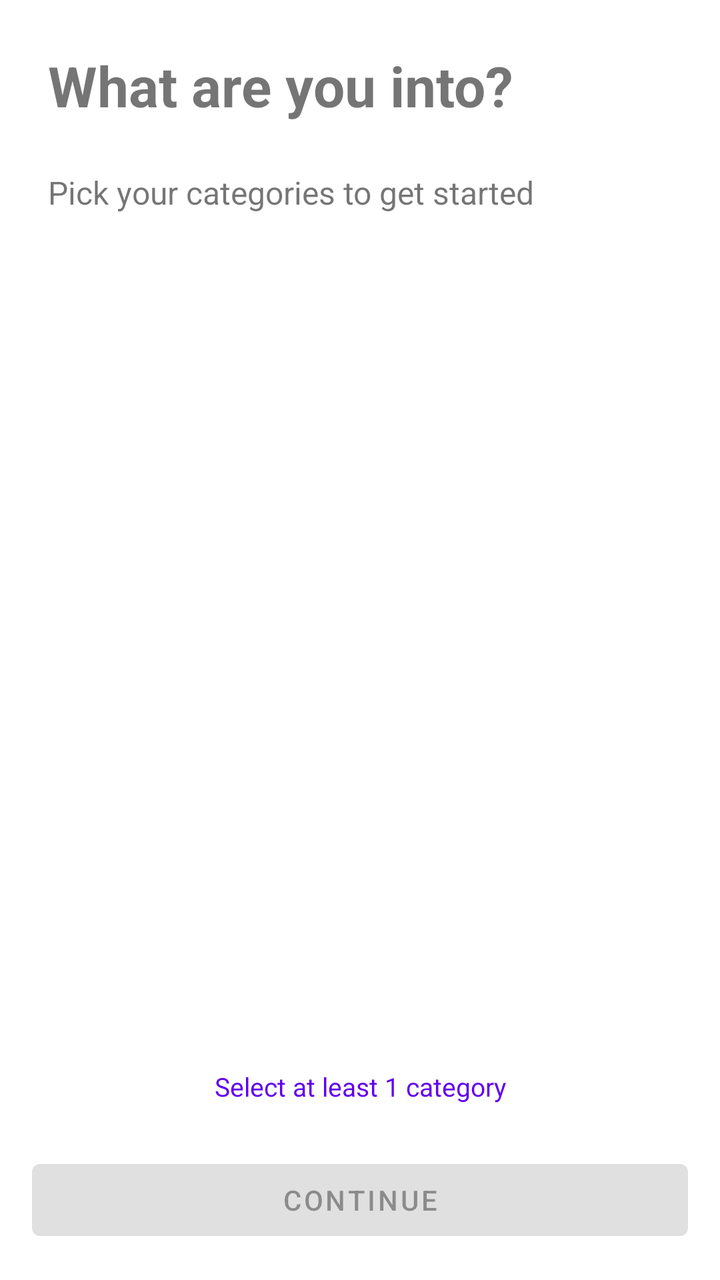
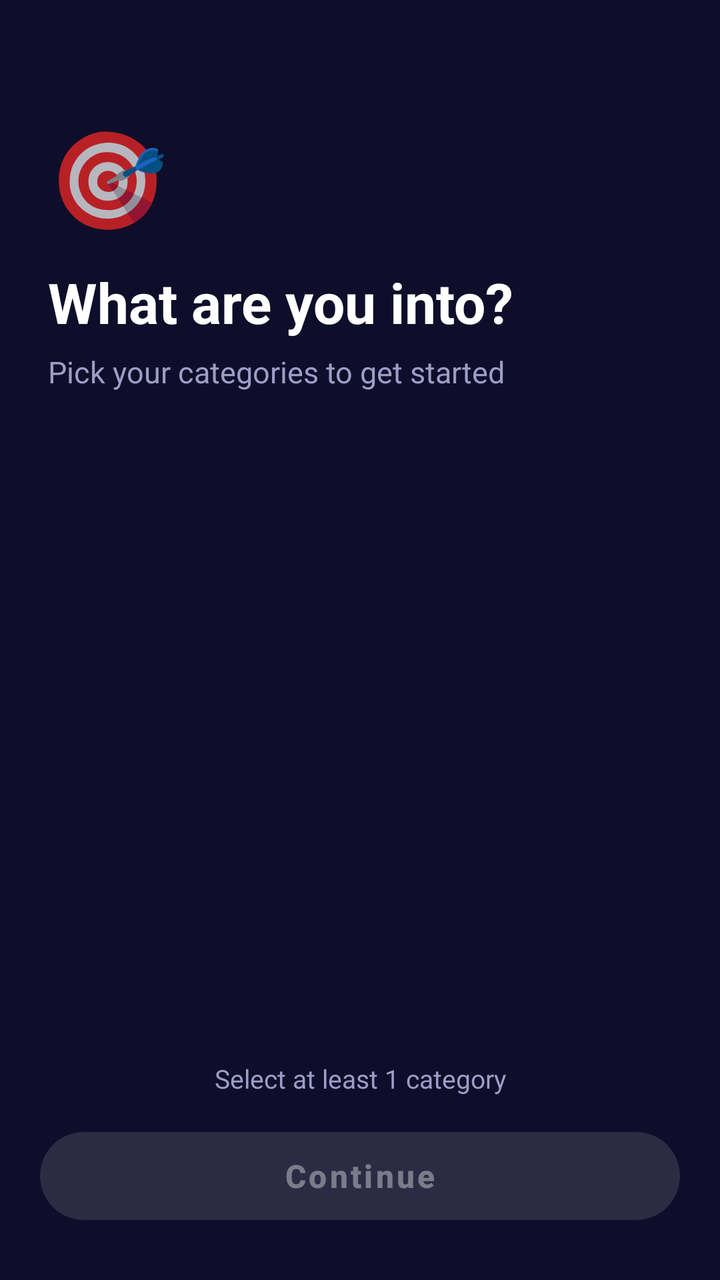

Compare the two renders of this Android layout. The source of the first and the diff that turns it into the second are given below.
<!-- AndroidManifest.xml: application theme Theme.HzAppOn -->
<!-- res/layout/activity_onboarding.xml -->
<?xml version="1.0" encoding="utf-8"?>
<LinearLayout xmlns:android="http://schemas.android.com/apk/res/android"
    android:layout_width="match_parent"
    android:layout_height="match_parent"
    android:orientation="vertical">

    <TextView
        android:layout_width="wrap_content"
        android:layout_height="wrap_content"
        android:layout_margin="24dp"
        android:text="@string/onboarding_title"
        android:textSize="28sp"
        android:textStyle="bold" />

    <TextView
        android:layout_width="wrap_content"
        android:layout_height="wrap_content"
        android:layout_marginHorizontal="24dp"
        android:layout_marginBottom="16dp"
        android:text="@string/onboarding_subtitle"
        android:textSize="16sp" />

    <androidx.recyclerview.widget.RecyclerView
        android:id="@+id/recyclerCategories"
        android:layout_width="match_parent"
        android:layout_height="0dp"
        android:layout_weight="1" />

    <TextView
        android:id="@+id/textSelectHint"
        android:layout_width="match_parent"
        android:layout_height="wrap_content"
        android:gravity="center"
        android:padding="8dp"
        android:text="@string/onboarding_select_hint"
        android:textSize="13sp"
        android:textColor="?attr/colorPrimary" />

    <Button
        android:id="@+id/btnContinue"
        android:layout_width="match_parent"
        android:layout_height="wrap_content"
        android:layout_margin="16dp"
        android:enabled="false"
        android:text="@string/onboarding_continue" />

</LinearLayout>
<!-- resources referenced by this layout -->
<resources>
  <string name="onboarding_continue">Continue</string>
  <string name="onboarding_select_hint">Select at least 1 category</string>
  <string name="onboarding_subtitle">Pick your categories to get started</string>
  <string name="onboarding_title">What are you into?</string>
  <style name="Theme.HzAppOn" parent="Theme.MaterialComponents.DayNight.DarkActionBar">
          <item name="colorPrimary">@color/purple_500</item>
          <item name="colorPrimaryVariant">@color/purple_700</item>
          <item name="colorOnPrimary">@color/white</item>
          <item name="colorSecondary">@color/teal_200</item>
          <item name="colorSecondaryVariant">@color/teal_700</item>
          <item name="colorOnSecondary">@color/black</item>
          <item name="android:statusBarColor" tools:targetApi="l">?attr/colorPrimaryVariant</item>
      </style>
  <color name="purple_500">#FF6200EE</color>
  <color name="purple_700">#FF3700B3</color>
  <color name="white">#FFFFFFFF</color>
  <color name="teal_200">#FF03DAC5</color>
  <color name="teal_700">#FF018786</color>
  <color name="black">#FF000000</color>
</resources>

<!-- the commit's change to res/layout/activity_onboarding.xml (unified diff, before → after) -->
@@ -1,47 +1,82 @@
 <?xml version="1.0" encoding="utf-8"?>
 <LinearLayout xmlns:android="http://schemas.android.com/apk/res/android"
+    xmlns:app="http://schemas.android.com/apk/res-auto"
     android:layout_width="match_parent"
     android:layout_height="match_parent"
-    android:orientation="vertical">
+    android:orientation="vertical"
+    android:background="@color/background">
 
-    <TextView
-        android:layout_width="wrap_content"
+    <LinearLayout
+        android:layout_width="match_parent"
         android:layout_height="wrap_content"
-        android:layout_margin="24dp"
-        android:text="@string/onboarding_title"
-        android:textSize="28sp"
-        android:textStyle="bold" />
+        android:orientation="vertical"
+        android:paddingHorizontal="24dp"
+        android:paddingTop="56dp"
+        android:paddingBottom="16dp">
 
-    <TextView
-        android:layout_width="wrap_content"
-        android:layout_height="wrap_content"
-        android:layout_marginHorizontal="24dp"
-        android:layout_marginBottom="16dp"
-        android:text="@string/onboarding_subtitle"
-        android:textSize="16sp" />
+        <TextView
+            android:layout_width="wrap_content"
+            android:layout_height="wrap_content"
+            android:text="🎯"
+            android:textSize="48sp"
+            android:layout_marginBottom="12dp" />
+
+        <TextView
+            android:layout_width="wrap_content"
+            android:layout_height="wrap_content"
+            android:text="@string/onboarding_title"
+            android:textColor="@color/text_primary"
+            android:textSize="28sp"
+            android:textStyle="bold"
+            android:layout_marginBottom="6dp" />
+
+        <TextView
+            android:layout_width="wrap_content"
+            android:layout_height="wrap_content"
+            android:text="@string/onboarding_subtitle"
+            android:textColor="@color/text_secondary"
+            android:textSize="15sp" />
+
+    </LinearLayout>
 
     <androidx.recyclerview.widget.RecyclerView
         android:id="@+id/recyclerCategories"
         android:layout_width="match_parent"
         android:layout_height="0dp"
-        android:layout_weight="1" />
+        android:layout_weight="1"
+        android:clipToPadding="false"
+        android:paddingVertical="4dp" />
 
-    <TextView
-        android:id="@+id/textSelectHint"
+    <LinearLayout
         android:layout_width="match_parent"
         android:layout_height="wrap_content"
-        android:gravity="center"
-        android:padding="8dp"
-        android:text="@string/onboarding_select_hint"
-        android:textSize="13sp"
-        android:textColor="?attr/colorPrimary" />
+        android:orientation="vertical"
+        android:paddingHorizontal="20dp"
+        android:paddingBottom="24dp"
+        android:paddingTop="8dp">
 
-    <Button
-        android:id="@+id/btnContinue"
-        android:layout_width="match_parent"
-        android:layout_height="wrap_content"
-        android:layout_margin="16dp"
-        android:enabled="false"
-        android:text="@string/onboarding_continue" />
+        <TextView
+            android:id="@+id/textSelectHint"
+            android:layout_width="match_parent"
+            android:layout_height="wrap_content"
+            android:gravity="center"
+            android:paddingBottom="12dp"
+            android:text="@string/onboarding_select_hint"
+            android:textSize="13sp"
+            android:textColor="@color/text_secondary"
+            android:visibility="visible" />
+
+        <com.google.android.material.button.MaterialButton
+            android:id="@+id/btnContinue"
+            android:layout_width="match_parent"
+            android:layout_height="56dp"
+            android:enabled="false"
+            android:text="@string/onboarding_continue"
+            android:textSize="16sp"
+            android:textStyle="bold"
+            android:textAllCaps="false"
+            app:cornerRadius="28dp" />
+
+    </LinearLayout>
 
 </LinearLayout>
<!-- resource entries referenced after the edit -->
@@ -1,23 +1,31 @@
 <!-- resources referenced by this layout -->
 <resources>
+  <color name="background">#0F0E2A</color>
+  <color name="text_primary">#FFFFFF</color>
+  <color name="text_secondary">#9D9DC7</color>
   <string name="onboarding_continue">Continue</string>
   <string name="onboarding_select_hint">Select at least 1 category</string>
   <string name="onboarding_subtitle">Pick your categories to get started</string>
   <string name="onboarding_title">What are you into?</string>
-  <style name="Theme.HzAppOn" parent="Theme.MaterialComponents.DayNight.DarkActionBar">
-          <item name="colorPrimary">@color/purple_500</item>
-          <item name="colorPrimaryVariant">@color/purple_700</item>
+  <style name="Theme.HzAppOn" parent="Theme.MaterialComponents.NoActionBar">
+          <item name="colorPrimary">@color/primary</item>
+          <item name="colorPrimaryVariant">@color/primary_dark</item>
           <item name="colorOnPrimary">@color/white</item>
-          <item name="colorSecondary">@color/teal_200</item>
-          <item name="colorSecondaryVariant">@color/teal_700</item>
-          <item name="colorOnSecondary">@color/black</item>
-          <item name="android:statusBarColor" tools:targetApi="l">?attr/colorPrimaryVariant</item>
+          <item name="colorSecondary">@color/cat_color_4</item>
+          <item name="colorOnSecondary">@color/white</item>
+          <item name="android:colorBackground">@color/background</item>
+          <item name="colorSurface">@color/surface</item>
+          <item name="colorOnSurface">@color/text_primary</item>
+          <item name="android:textColorPrimary">@color/text_primary</item>
+          <item name="android:textColorSecondary">@color/text_secondary</item>
+          <item name="android:statusBarColor">@color/background</item>
+          <item name="android:navigationBarColor">@color/background</item>
+          <item name="android:windowLightStatusBar" tools:targetApi="m">false</item>
       </style>
-  <color name="purple_500">#FF6200EE</color>
-  <color name="purple_700">#FF3700B3</color>
+  <color name="primary">#8B5CF6</color>
+  <color name="primary_dark">#6D28D9</color>
   <color name="white">#FFFFFFFF</color>
-  <color name="teal_200">#FF03DAC5</color>
-  <color name="teal_700">#FF018786</color>
-  <color name="black">#FF000000</color>
+  <color name="cat_color_4">#EC4899</color>
+  <color name="surface">#1A1940</color>
 </resources>
 
